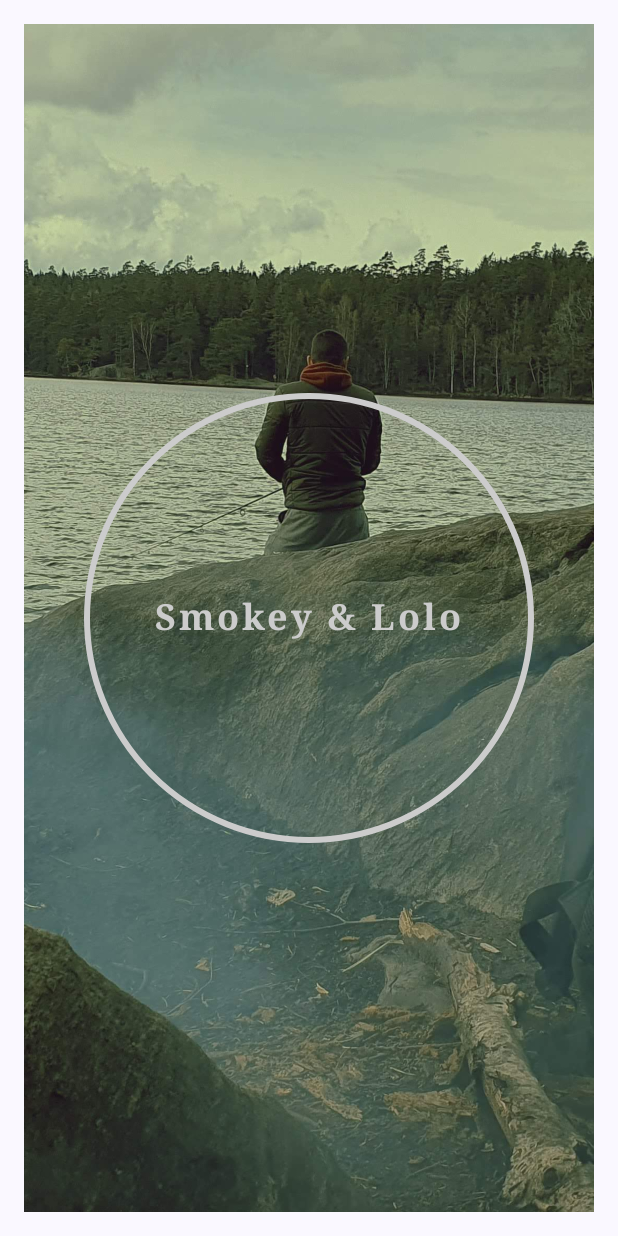
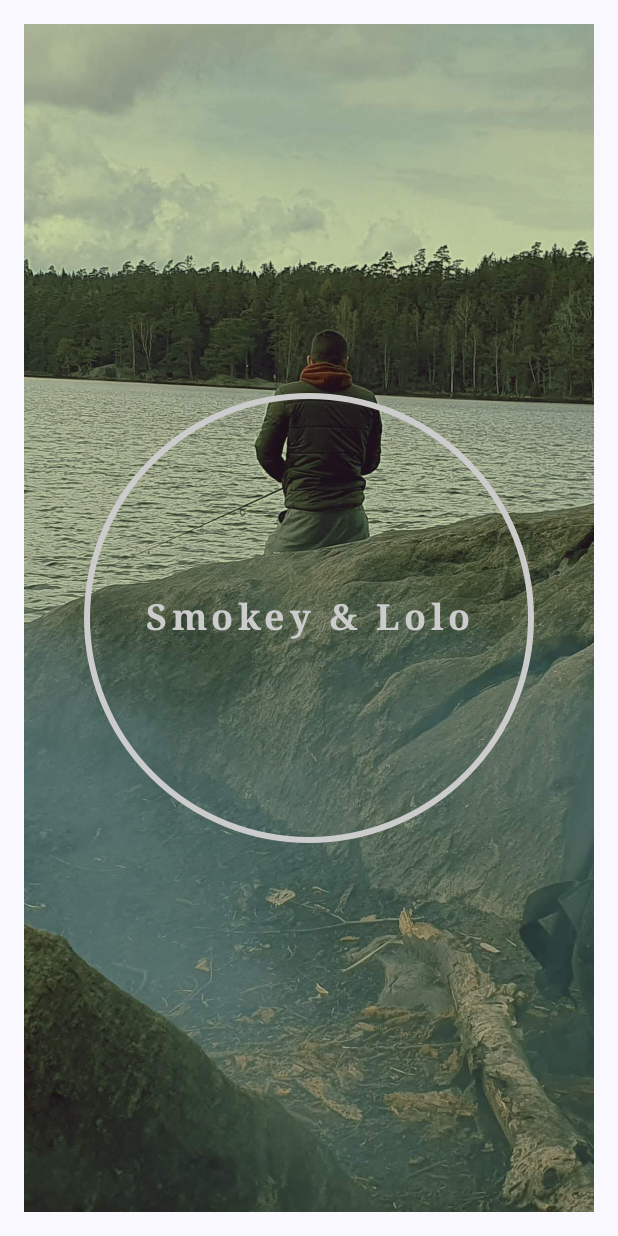
Before and after one commit to Samer-Ismael/Clicker, an Android app built with Jetpack Compose: the screen it shows after launch (MainActivity), on a phone screen of 412 x 824 dp. Run offline under Robolectric (Android 15) with nearby library versions, the phone set to English and light mode, and no system bars.

```diff
--- a/app/src/main/java/com/example/clicer/MainActivity.kt
+++ b/app/src/main/java/com/example/clicer/MainActivity.kt
@@ -100,7 +100,7 @@ fun ClickableCircle(modifier: Modifier = Modifier, onClick: () -> Unit) {
                 style = TextStyle(
                     fontSize = 24.sp,
                     fontWeight = FontWeight.Bold,
-                    letterSpacing = 2.sp,
+                    letterSpacing = 3.sp,
                     fontFamily = FontFamily.Serif
                 ),
                 modifier = Modifier.padding(16.dp)
```
Also changed, not shown: 1 other file.
